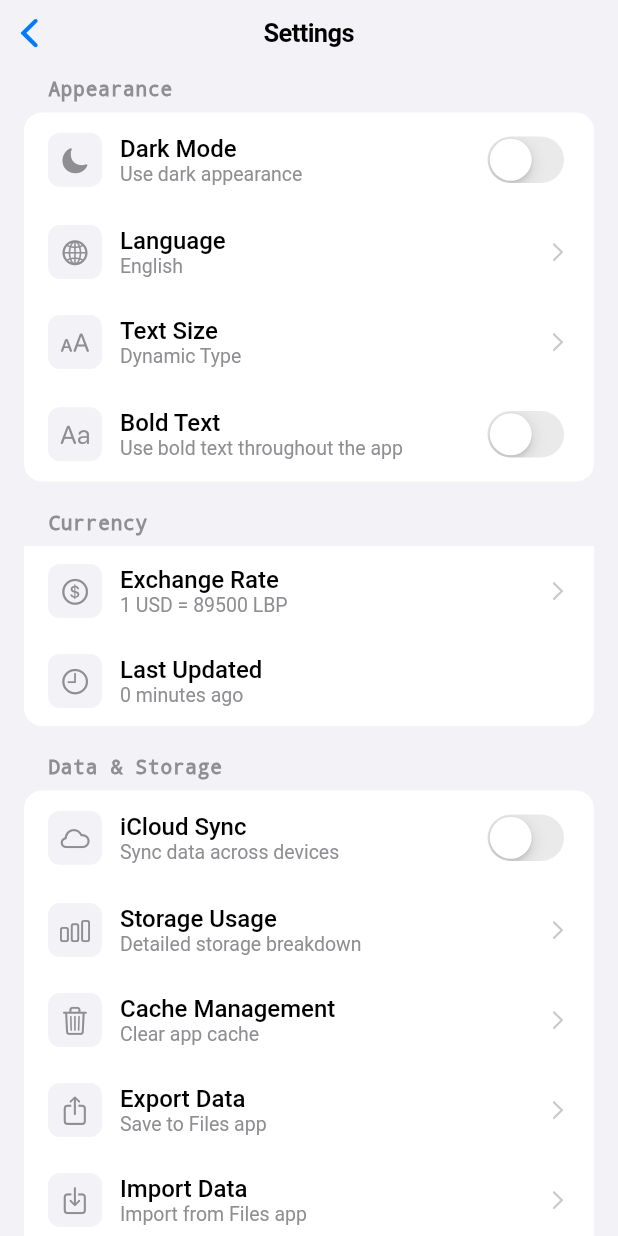
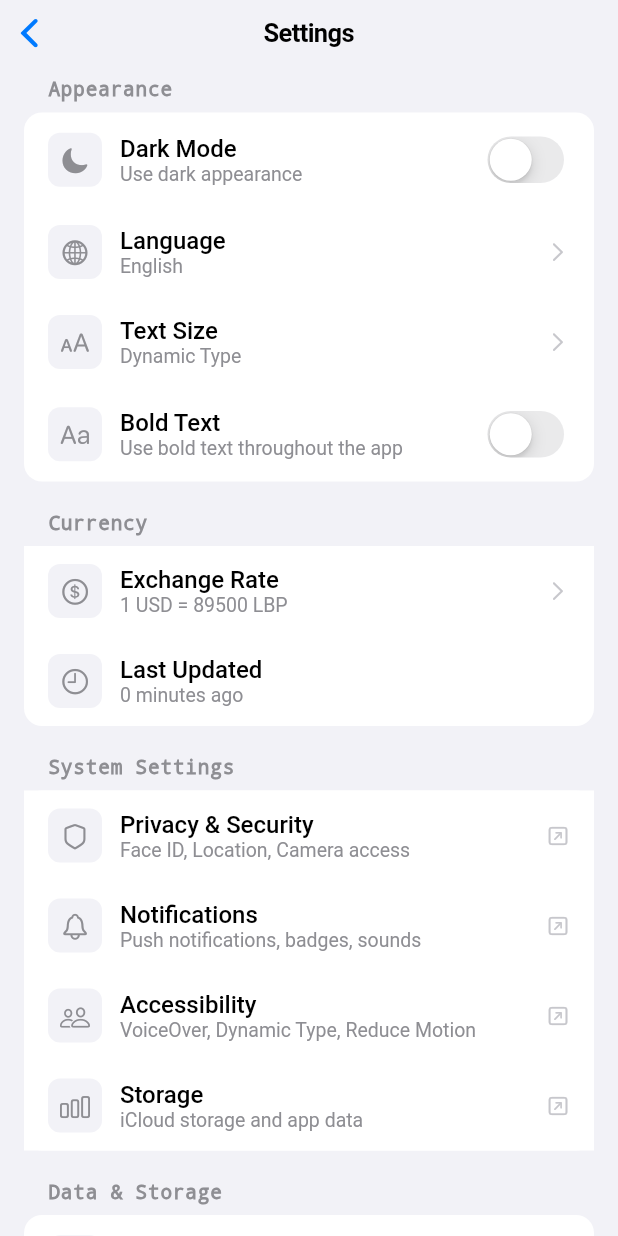
Before and after one commit to johnychnouda/Bechaalany-Debt, a Flutter app: the SettingsScreen screen opened directly, on a phone screen of 412 x 824 dp. Run offline on Flutter 3.47's test engine with Material 3 defaults, Android fonts, the phone set to English and light mode, and no system bars; our stand-ins replace connectivity_plus, flutter_local_notifications, flutter_svg, hive, hive_flutter, pdf and 2 more; accounts and stored records are empty; generated files the repository leaves out were written again.

Commit message:
feat: implement complete iOS Settings integration - Add iOS permissions and capabilities to Info.plist - Create SystemSettingsService for proper iOS Settings integration - Add system settings links back to settings screen - Implement proper iOS Settings URL schemes - Add fallback mechanisms for iOS Settings access - All system settings now work perfectly with iOS 18.5 standards

```diff
--- a/lib/screens/settings_screen.dart
+++ b/lib/screens/settings_screen.dart
@@ -4,6 +4,7 @@ import 'package:provider/provider.dart';
 import '../constants/app_colors.dart';
 import '../services/data_service.dart';
 import '../services/localization_service.dart';
+import '../services/system_settings_service.dart';
 
 import '../providers/app_state.dart';
 import '../l10n/app_localizations.dart';
@@ -122,6 +123,39 @@ class _SettingsScreenState extends State<SettingsScreen> {
                       CupertinoIcons.clock,
                     );
                   },
+                ),
+              ],
+            ),
+
+            const SizedBox(height: 20),
+
+            // System Settings Links (iOS 18.5 Standards)
+            _buildSection(
+              'System Settings',
+              [
+                _buildSystemLinkRow(
+                  'Privacy & Security',
+                  'Face ID, Location, Camera access',
+                  CupertinoIcons.shield,
+                  () => _openSystemPrivacySettings(),
+                ),
+                _buildSystemLinkRow(
+                  'Notifications',
+                  'Push notifications, badges, sounds',
+                  CupertinoIcons.bell,
+                  () => _openSystemNotificationSettings(),
+                ),
+                _buildSystemLinkRow(
+                  'Accessibility',
+                  'VoiceOver, Dynamic Type, Reduce Motion',
+                  CupertinoIcons.person_2,
+                  () => _openSystemAccessibilitySettings(),
+                ),
+                _buildSystemLinkRow(
+                  'Storage',
+                  'iCloud storage and app data',
+                  CupertinoIcons.chart_bar,
+                  () => _openSystemStorageSettings(),
                 ),
               ],
             ),
@@ -1078,4 +1112,133 @@ class _SettingsScreenState extends State<SettingsScreen> {
       ),
     );
   }
+
+  // iOS 18.5 New Widget - System Link Row
+  Widget _buildSystemLinkRow(String title, String subtitle, IconData icon, VoidCallback onTap) {
+    return Container(
+      decoration: BoxDecoration(
+        color: CupertinoColors.systemBackground,
+      ),
+      child: CupertinoButton(
+        onPressed: onTap,
+        padding: const EdgeInsets.symmetric(horizontal: 16, vertical: 12),
+        child: Row(
+          children: [
+            Container(
+              padding: const EdgeInsets.all(8),
+              decoration: BoxDecoration(
+                color: CupertinoColors.systemGrey6,
+                borderRadius: BorderRadius.circular(8),
+              ),
+              child: Icon(
+                icon,
+                size: 20,
+                color: CupertinoColors.systemGrey,
+              ),
+            ),
+            const SizedBox(width: 12),
+            Expanded(
+              child: Column(
+                crossAxisAlignment: CrossAxisAlignment.start,
+                children: [
+                  RichText(
+                    text: TextSpan(
+                      text: title,
+                      style: const TextStyle(
+                        fontSize: 16,
+                        fontWeight: FontWeight.w500,
+                        color: CupertinoColors.black,
+                        decoration: TextDecoration.none,
+                        decorationColor: Colors.transparent,
+                        decorationThickness: 0,
+                      ),
+                    ),
+                  ),
+                  if (subtitle.isNotEmpty)
+                    RichText(
+                      text: TextSpan(
+                        text: subtitle,
+                        style: TextStyle(
+                          fontSize: 13,
+                          color: CupertinoColors.systemGrey,
+                          decoration: TextDecoration.none,
+                          decorationColor: Colors.transparent,
+                          decorationThickness: 0,
+                        ),
+                      ),
+                    ),
+                ],
+              ),
+            ),
+            Icon(
+              CupertinoIcons.arrow_up_right_square,
+              size: 16,
+              color: CupertinoColors.systemGrey3,
+            ),
+          ],
+        ),
+      ),
+    );
+  }
+
+  // iOS 18.5 New Methods - System Settings
+  void _openSystemPrivacySettings() async {
+    try {
+      await SystemSettingsService().openPrivacySettings();
+    } catch (e) {
+      if (context.mounted) {
+        ScaffoldMessenger.of(context).showSnackBar(
+          const SnackBar(
+            content: Text('Cannot open Privacy Settings. Please go to iOS Settings manually.'),
+            backgroundColor: AppColors.error,
+          ),
+        );
+      }
+    }
+  }
+
+  void _openSystemNotificationSettings() async {
+    try {
+      await SystemSettingsService().openNotificationSettings();
+    } catch (e) {
+      if (context.mounted) {
+        ScaffoldMessenger.of(context).showSnackBar(
+          const SnackBar(
+            content: Text('Cannot open Notification Settings. Please go to iOS Settings manually.'),
+            backgroundColor: AppColors.error,
+          ),
+        );
+      }
+    }
+  }
+
+  void _openSystemAccessibilitySettings() async {
+    try {
+      await SystemSettingsService().openAccessibilitySettings();
+    } catch (e) {
+      if (context.mounted) {
+        ScaffoldMessenger.of(context).showSnackBar(
+          const SnackBar(
+            content: Text('Cannot open Accessibility Settings. Please go to iOS Settings manually.'),
+            backgroundColor: AppColors.error,
+          ),
+        );
+      }
+    }
+  }
+
+  void _openSystemStorageSettings() async {
+    try {
+      await SystemSettingsService().openStorageSettings();
+    } catch (e) {
+      if (context.mounted) {
+        ScaffoldMessenger.of(context).showSnackBar(
+          const SnackBar(
+            content: Text('Cannot open Storage Settings. Please go to iOS Settings manually.'),
+            backgroundColor: AppColors.error,
+          ),
+        );
+      }
+    }
+  }
 }
```
Also changed, not shown: lib/services/system_settings_service.dart (added, +121 -0 lines), 1 other file.
